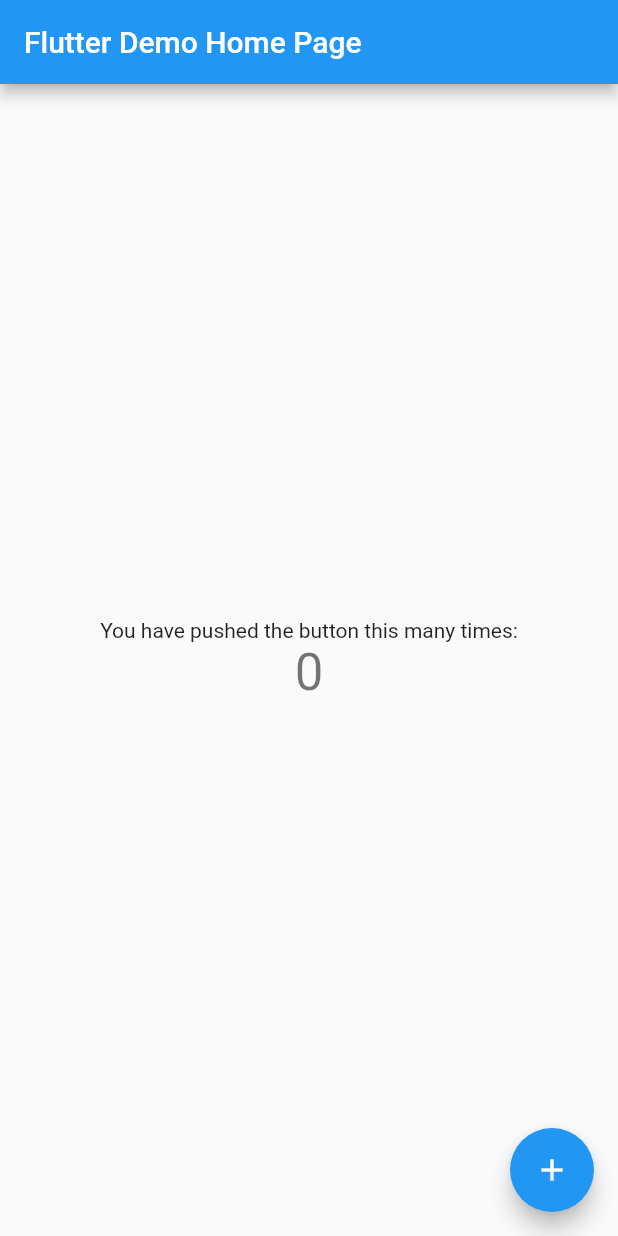
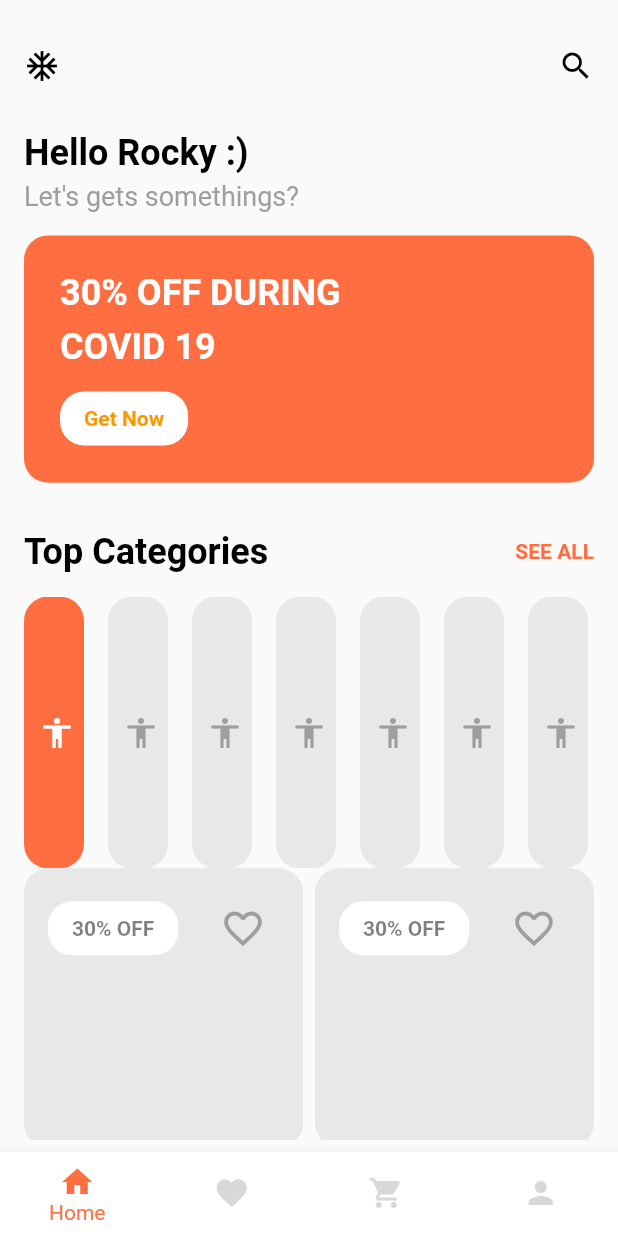
Before and after one commit to EbhomenyeEmmanuel/shopping_app, a Flutter app: the screen it shows after launch, on a phone screen of 412 x 824 dp. Run offline on Flutter 3.47's test engine with Material 2 defaults, Android fonts, the phone set to English and light mode, and no system bars.

Commit message:
Home Screen added

```diff
--- /dev/null
+++ b/lib/components/components.dart
@@ -0,0 +1 @@
+export 'shopping_item_thumbnail.dart';
--- /dev/null
+++ b/lib/components/shopping_item_thumbnail.dart
@@ -0,0 +1,58 @@
+import 'package:flutter/material.dart';
+
+class ShoppingItemThumbnail extends StatefulWidget {
+  const ShoppingItemThumbnail({Key? key}) : super(key: key);
+
+  @override
+  State<ShoppingItemThumbnail> createState() => _ShoppingItemThumbnailState();
+}
+
+class _ShoppingItemThumbnailState extends State<ShoppingItemThumbnail> {
+  bool _isFavorited = false;
+
+  @override
+  Widget build(BuildContext context) {
+    return Container(
+      padding: const EdgeInsets.all(8),
+      decoration: BoxDecoration(
+          borderRadius: const BorderRadius.all(Radius.circular(16)),
+          color: Colors.grey.withOpacity(0.2)),
+      child: Column(
+        children: [
+          Padding(
+            padding: const EdgeInsets.all(8),
+            child: Row(
+              mainAxisAlignment: MainAxisAlignment.spaceBetween,
+              children: [
+                Container(
+                  padding: const EdgeInsets.symmetric(
+                      vertical: 10.0, horizontal: 16.0),
+                  decoration: const BoxDecoration(
+                      borderRadius: BorderRadius.all(Radius.circular(16)),
+                      color: Colors.white),
+                  child: Text(
+                    "30% OFF",
+                    style: TextStyle(
+                        color: Colors.black.withOpacity(0.5),
+                        fontWeight: FontWeight.bold),
+                  ),
+                ),
+                IconButton(
+                  icon: Icon(
+                      _isFavorited ? Icons.favorite : Icons.favorite_border),
+                  iconSize: 30,
+                  color: _isFavorited ? Colors.red : Colors.grey,
+                  onPressed: () {
+                    setState(() {
+                      _isFavorited = !_isFavorited;
+                    });
+                  },
+                )
+              ],
+            ),
+          ),
+        ],
+      ),
+    );
+  }
+}
--- a/lib/main.dart
+++ b/lib/main.dart
@@ -1,115 +1,73 @@
 import 'package:flutter/material.dart';
+import 'package:shopping_app/screens/home_screen_widget.dart';
 
 void main() {
-  runApp(const MyApp());
+  runApp(const ShoppingApp());
 }
 
-class MyApp extends StatelessWidget {
-  const MyApp({Key? key}) : super(key: key);
+class ShoppingApp extends StatelessWidget {
+  const ShoppingApp({Key? key}) : super(key: key);
 
-  // This widget is the root of your application.
   @override
   Widget build(BuildContext context) {
     return MaterialApp(
-      title: 'Flutter Demo',
+      title: 'Shopping App',
       theme: ThemeData(
-        // This is the theme of your application.
-        //
-        // Try running your application with "flutter run". You'll see the
-        // application has a blue toolbar. Then, without quitting the app, try
-        // changing the primarySwatch below to Colors.green and then invoke
-        // "hot reload" (press "r" in the console where you ran "flutter run",
-        // or simply save your changes to "hot reload" in a Flutter IDE).
-        // Notice that the counter didn't reset back to zero; the application
-        // is not restarted.
         primarySwatch: Colors.blue,
       ),
-      home: const MyHomePage(title: 'Flutter Demo Home Page'),
+      home: const MyHomePage(),
     );
   }
 }
 
 class MyHomePage extends StatefulWidget {
-  const MyHomePage({Key? key, required this.title}) : super(key: key);
-
-  // This widget is the home page of your application. It is stateful, meaning
-  // that it has a State object (defined below) that contains fields that affect
-  // how it looks.
-
-  // This class is the configuration for the state. It holds the values (in this
-  // case the title) provided by the parent (in this case the App widget) and
-  // used by the build method of the State. Fields in a Widget subclass are
-  // always marked "final".
-
-  final String title;
+  const MyHomePage({Key? key}) : super(key: key);
 
   @override
   State<MyHomePage> createState() => _MyHomePageState();
 }
 
 class _MyHomePageState extends State<MyHomePage> {
-  int _counter = 0;
-
-  void _incrementCounter() {
-    setState(() {
-      // This call to setState tells the Flutter framework that something has
-      // changed in this State, which causes it to rerun the build method below
-      // so that the display can reflect the updated values. If we changed
-      // _counter without calling setState(), then the build method would not be
-      // called again, and so nothing would appear to happen.
-      _counter++;
-    });
-  }
+  var _currentIndex = 0;
+  static List<Widget> pages = <Widget>[
+    const HomeScreenWidget(),
+    Container(
+      color: Colors.green,
+    ),
+    Container(
+      color: Colors.blue,
+    ),
+    Container(
+      color: Colors.white,
+    ),
+  ];
 
   @override
   Widget build(BuildContext context) {
-    // This method is rerun every time setState is called, for instance as done
-    // by the _incrementCounter method above.
-    //
-    // The Flutter framework has been optimized to make rerunning build methods
-    // fast, so that you can just rebuild anything that needs updating rather
-    // than having to individually change instances of widgets.
     return Scaffold(
-      appBar: AppBar(
-        // Here we take the value from the MyHomePage object that was created by
-        // the App.build method, and use it to set our appbar title.
-        title: Text(widget.title),
+      body: pages[_currentIndex],
+      bottomNavigationBar: BottomNavigationBar(
+        type: BottomNavigationBarType.fixed,
+        backgroundColor: Colors.white,
+        selectedItemColor: Colors.deepOrangeAccent,
+        unselectedItemColor: Colors.grey.withOpacity(0.5),
+        selectedIconTheme: const IconThemeData(color: Colors.deepOrangeAccent),
+        unselectedIconTheme: IconThemeData(color: Colors.grey.withOpacity(0.4)),
+        showUnselectedLabels: false,
+        currentIndex: _currentIndex,
+        onTap: (index) {
+          setState(() {
+            _currentIndex = index;
+          });
+        },
+        items: const <BottomNavigationBarItem>[
+          BottomNavigationBarItem(icon: Icon(Icons.home), label: 'Home'),
+          BottomNavigationBarItem(icon: Icon(Icons.favorite), label: 'Favourites'),
+          BottomNavigationBarItem(
+              icon: Icon(Icons.shopping_cart), label: 'Cart'),
+          BottomNavigationBarItem(icon: Icon(Icons.person), label: 'Profile'),
+        ],
       ),
-      body: Center(
-        // Center is a layout widget. It takes a single child and positions it
-        // in the middle of the parent.
-        child: Column(
-          // Column is also a layout widget. It takes a list of children and
-          // arranges them vertically. By default, it sizes itself to fit its
-          // children horizontally, and tries to be as tall as its parent.
-          //
-          // Invoke "debug painting" (press "p" in the console, choose the
-          // "Toggle Debug Paint" action from the Flutter Inspector in Android
-          // Studio, or the "Toggle Debug Paint" command in Visual Studio Code)
-          // to see the wireframe for each widget.
-          //
-          // Column has various properties to control how it sizes itself and
-          // how it positions its children. Here we use mainAxisAlignment to
-          // center the children vertically; the main axis here is the vertical
-          // axis because Columns are vertical (the cross axis would be
-          // horizontal).
-          mainAxisAlignment: MainAxisAlignment.center,
-          children: <Widget>[
-            const Text(
-              'You have pushed the button this many times:',
-            ),
-            Text(
-              '$_counter',
-              style: Theme.of(context).textTheme.headline4,
-            ),
-          ],
-        ),
-      ),
-      floatingActionButton: FloatingActionButton(
-        onPressed: _incrementCounter,
-        tooltip: 'Increment',
-        child: const Icon(Icons.add),
-      ), // This trailing comma makes auto-formatting nicer for build methods.
     );
   }
 }
--- /dev/null
+++ b/lib/screens/home_screen_widget.dart
@@ -0,0 +1,202 @@
+import 'package:flutter/material.dart';
+import 'package:shopping_app/components/components.dart';
+
+class HomeScreenWidget extends StatelessWidget {
+  const HomeScreenWidget({
+    Key? key,
+  }) : super(key: key);
+
+  @override
+  Widget build(BuildContext context) {
+    Size screenSize = MediaQuery.of(context).size;
+
+    return Scaffold(
+        body: Padding(
+      padding: const EdgeInsets.only(top: 32, left: 16, right: 16, bottom: 8),
+      child: Column(
+        crossAxisAlignment: CrossAxisAlignment.start,
+        children: [
+          Row(
+            mainAxisAlignment: MainAxisAlignment.spaceBetween,
+            children: const [
+              Icon(
+                Icons.ac_unit,
+                color: Colors.black,
+              ),
+              Icon(
+                Icons.search,
+                color: Colors.black,
+              ),
+            ],
+          ),
+          const SizedBox(
+            height: 32,
+          ),
+          const Text("Hello Rocky :)",
+              style: TextStyle(
+                  fontSize: 24,
+                  color: Colors.black,
+                  fontWeight: FontWeight.bold)),
+          const SizedBox(
+            height: 4,
+          ),
+          const Text(
+            "Let's gets somethings?",
+            style: TextStyle(
+              fontSize: 18,
+              color: Colors.grey,
+            ),
+          ),
+          const SizedBox(
+            height: 16,
+          ),
+          Container(
+            constraints: BoxConstraints.expand(
+                width: screenSize.width, height: screenSize.height * 0.2),
+            decoration: const BoxDecoration(
+                borderRadius: BorderRadius.all(Radius.circular(16)),
+                color: Colors.deepOrangeAccent),
+            child: Padding(
+              padding: const EdgeInsets.all(24.0),
+              child: Column(
+                crossAxisAlignment: CrossAxisAlignment.start,
+                children: [
+                  Text(
+                    "30% OFF DURING",
+                    style: TextStyle(
+                        fontSize: 24,
+                        color: Colors.white,
+                        fontWeight: FontWeight.bold),
+                  ),
+                  SizedBox(height: 8),
+                  Text(
+                    "COVID 19",
+                    style: TextStyle(
+                        fontSize: 24,
+                        color: Colors.white,
+                        fontWeight: FontWeight.bold),
+                  ),
+                  SizedBox(height: 16),
+                  Container(
+                    padding: const EdgeInsets.symmetric(
+                        vertical: 10.0, horizontal: 16.0),
+                    decoration: const BoxDecoration(
+                        borderRadius: BorderRadius.all(Radius.circular(16)),
+                        color: Colors.white),
+                    child: Text(
+                      "Get Now",
+                      style: TextStyle(
+                          color: Colors.orange, fontWeight: FontWeight.bold),
+                    ),
+                  )
+                ],
+              ),
+            ),
+          ),
+          const SizedBox(
+            height: 32,
+          ),
+          Row(
+            mainAxisAlignment: MainAxisAlignment.spaceBetween,
+            children: [
+              const Text("Top Categories",
+                  style: TextStyle(
+                      fontSize: 24,
+                      color: Colors.black,
+                      fontWeight: FontWeight.bold)),
+              const Text("SEE ALL",
+                  style: TextStyle(
+                      fontSize: 14,
+                      color: Colors.deepOrangeAccent,
+                      fontWeight: FontWeight.bold)),
+            ],
+          ),
+          const SizedBox(
+            height: 16,
+          ),
+          const Expanded(child: ShoppingCategoriesWidget()),
+          Expanded(child: ShoppingListWidget()),
+        ],
+      ),
+    ));
+  }
+}
+
+class ShoppingListWidget extends StatelessWidget {
+  const ShoppingListWidget({
+    Key? key,
+  }) : super(key: key);
+
+  @override
+  Widget build(BuildContext context) {
+    return GridView.builder(
+      gridDelegate:
+          const SliverGridDelegateWithFixedCrossAxisCount(crossAxisCount: 2, crossAxisSpacing: 8, mainAxisSpacing: 8),
+      itemBuilder: (context, index) {
+        return const ShoppingItemThumbnail();
+      },
+      itemCount: 4,
+    );
+  }
+}
+
+class ShoppingCategoriesWidget extends StatefulWidget {
+  const ShoppingCategoriesWidget({
+    Key? key,
+  }) : super(key: key);
+
+  @override
+  State<ShoppingCategoriesWidget> createState() =>
+      _ShoppingCategoriesWidgetState();
+}
+
+class _ShoppingCategoriesWidgetState extends State<ShoppingCategoriesWidget> {
+  int clickedIndex = 0;
+
+  @override
+  Widget build(BuildContext context) {
+    return ListView.separated(
+      scrollDirection: Axis.horizontal,
+      itemBuilder: (context, index) {
+        return InkWell(
+          child: (index == clickedIndex)
+              ? Container(
+                  height: 40,
+                  width: 40,
+                  padding: const EdgeInsets.symmetric(
+                      vertical: 10.0, horizontal: 10.0),
+                  decoration: const BoxDecoration(
+                      borderRadius: BorderRadius.all(Radius.circular(16)),
+                      color: Colors.deepOrangeAccent),
+                  child: const Icon(
+                    Icons.accessibility,
+                    color: Colors.white,
+                  ),
+                )
+              : Container(
+                  height: 40,
+                  width: 40,
+                  padding: const EdgeInsets.symmetric(
+                      vertical: 10.0, horizontal: 10.0),
+                  decoration: BoxDecoration(
+                      borderRadius: const BorderRadius.all(Radius.circular(16)),
+                      color: Colors.grey.withOpacity(0.2)),
+                  child: const Icon(
+                    Icons.accessibility,
+                    color: Colors.grey,
+                  ),
+                ),
+          onTap: () {
+            setState(() {
+              clickedIndex = index;
+            });
+          },
+        );
+      },
+      itemCount: 10,
+      separatorBuilder: (BuildContext context, int index) {
+        return SizedBox(width: 16);
+      },
+    );
+  }
+}
```
